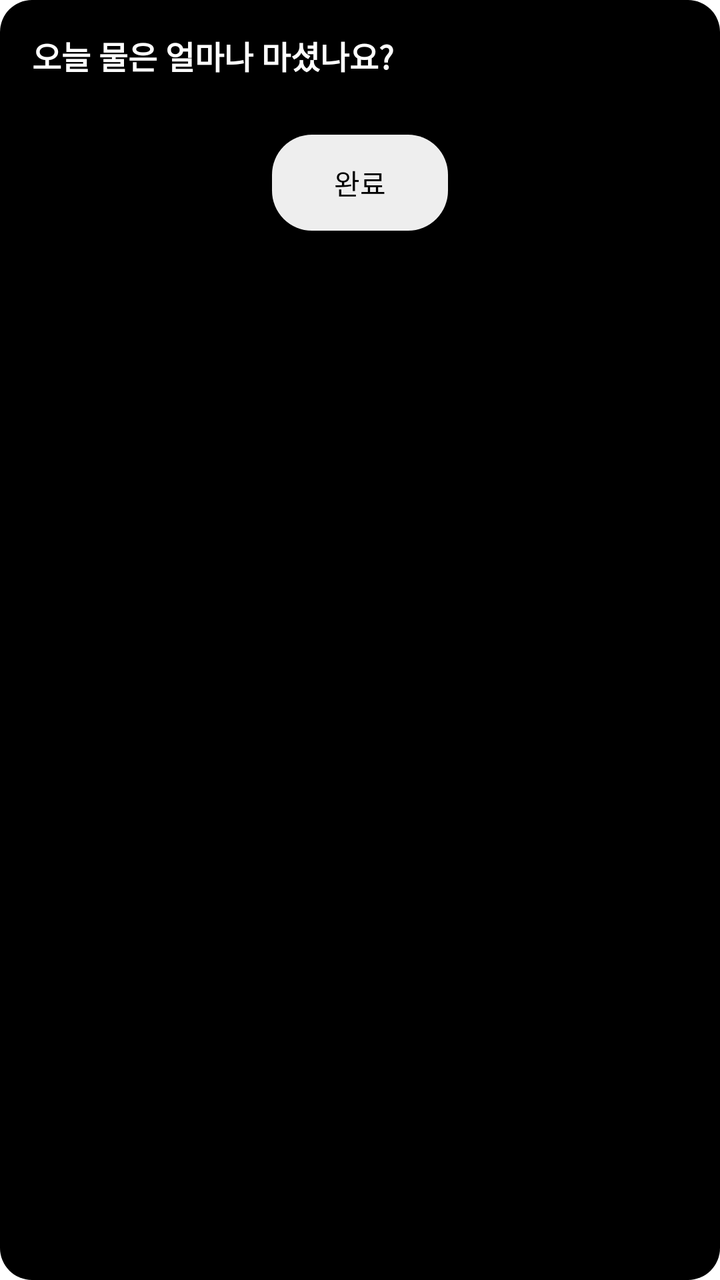
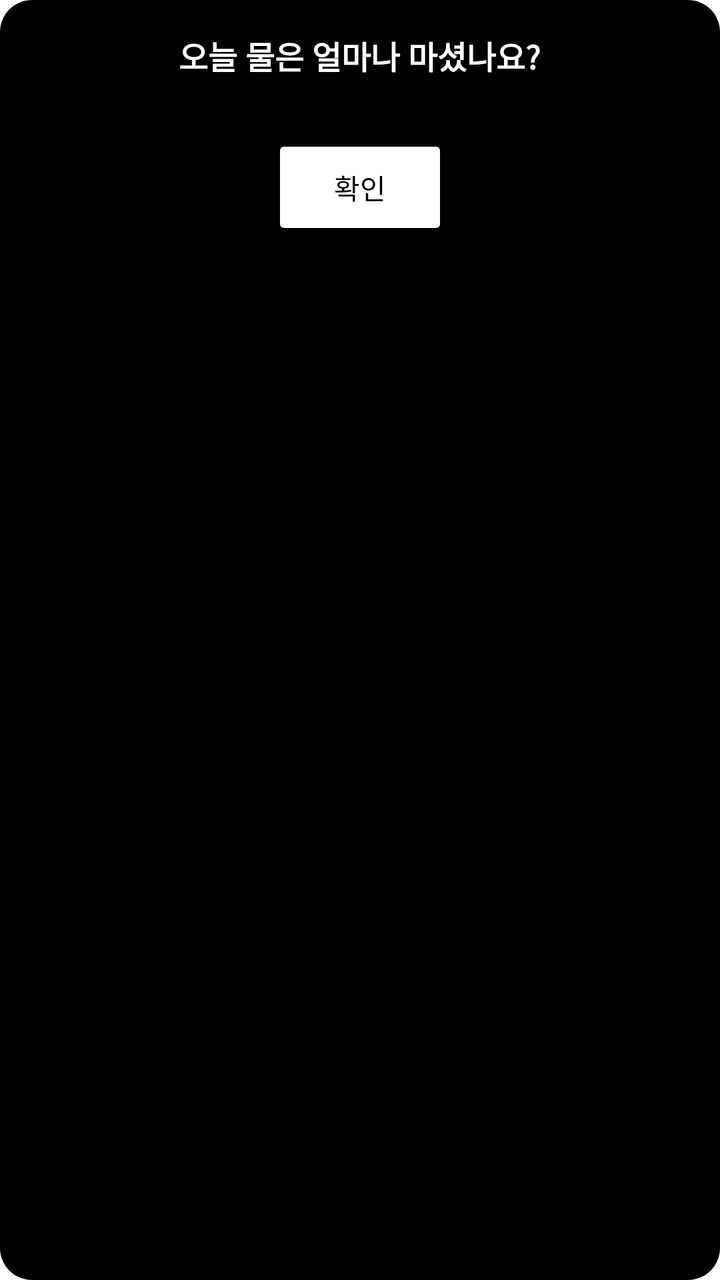

An Android layout rendered at two revisions. The XML below is the earlier revision; the diff shows what the commit changed to produce the second picture.
<!-- AndroidManifest.xml: fallback theme Theme.MaterialComponents.DayNight.NoActionBar -->
<!-- res/layout/water_tracker.xml -->
<LinearLayout xmlns:android="http://schemas.android.com/apk/res/android"
    android:orientation="vertical"
    android:layout_width="match_parent"
    android:layout_height="wrap_content"
    android:background="@drawable/rounded_black_background"
    android:padding="16dp"
    android:layout_marginTop="12dp">

    <TextView
        android:layout_width="wrap_content"
        android:layout_height="wrap_content"
        android:text="오늘 물은 얼마나 마셨나요?"
        android:textColor="#FFFFFF"
        android:textStyle="bold"
        android:textSize="16sp"
        android:layout_marginBottom="12dp" />

    <GridLayout
        android:id="@+id/waterGrid"
        android:layout_width="wrap_content"
        android:layout_height="wrap_content"
        android:columnCount="4"
        android:alignmentMode="alignMargins"
        android:useDefaultMargins="true"
        android:layout_gravity="center_horizontal"
        android:gravity="center_horizontal" />

    <Button
        android:id="@+id/btnCompleteWater"
        android:layout_width="wrap_content"
        android:layout_height="wrap_content"
        android:text="완료"
        android:layout_gravity="center_horizontal"
        android:paddingStart="24dp"
        android:paddingEnd="24dp"
        android:layout_marginTop="16dp"
        android:textColor="#000000"
        android:drawablePadding="8dp"
        android:background="@drawable/chat_bubble"
        android:backgroundTint="@null"
        style="@style/Widget.AppCompat.Button" />

</LinearLayout>
<!-- resources referenced by this layout -->
<resources>
  <!-- drawable chat_bubble (drawable) -->
  <shape xmlns:android="http://schemas.android.com/apk/res/android">
      <solid android:color="#EEEEEE"/>
      <corners android:radius="20dp"/>
  </shape>
  <!-- drawable rounded_black_background (drawable) -->
  <?xml version="1.0" encoding="utf-8"?>
  <shape xmlns:android="http://schemas.android.com/apk/res/android"
      android:shape="rectangle">
  
      <solid android:color="#000000" /> 
      <corners android:radius="16dp" /> 
  </shape>
</resources>

<!-- the commit's change to res/layout/water_tracker.xml (unified diff, before → after) -->
@@ -5,7 +5,6 @@
     android:background="@drawable/rounded_black_background"
     android:padding="16dp"
     android:layout_marginTop="12dp">
-
     <TextView
         android:layout_width="wrap_content"
         android:layout_height="wrap_content"
@@ -13,7 +12,8 @@
         android:textColor="#FFFFFF"
         android:textStyle="bold"
         android:textSize="16sp"
-        android:layout_marginBottom="12dp" />
+        android:layout_marginBottom="12dp"
+        android:layout_gravity="center_horizontal" />
 
     <GridLayout
         android:id="@+id/waterGrid"
@@ -25,19 +25,14 @@
         android:layout_gravity="center_horizontal"
         android:gravity="center_horizontal" />
 
-    <Button
+    <androidx.appcompat.widget.AppCompatButton
         android:id="@+id/btnCompleteWater"
         android:layout_width="wrap_content"
         android:layout_height="wrap_content"
-        android:text="완료"
-        android:layout_gravity="center_horizontal"
-        android:paddingStart="24dp"
-        android:paddingEnd="24dp"
+        android:text="확인"
+        android:textColor="@android:color/black"
+        android:backgroundTint="@color/white"
+        android:padding="16dp"
         android:layout_marginTop="16dp"
-        android:textColor="#000000"
-        android:drawablePadding="8dp"
-        android:background="@drawable/chat_bubble"
-        android:backgroundTint="@null"
-        style="@style/Widget.AppCompat.Button" />
-
+        android:layout_gravity="center_horizontal" />
 </LinearLayout>
<!-- resource entries referenced after the edit -->
@@ -1,10 +1,6 @@
 <!-- resources referenced by this layout -->
 <resources>
-  <!-- drawable chat_bubble (drawable) -->
-  <shape xmlns:android="http://schemas.android.com/apk/res/android">
-      <solid android:color="#EEEEEE"/>
-      <corners android:radius="20dp"/>
-  </shape>
+  <color name="white">#FFFFFFFF</color>
   <!-- drawable rounded_black_background (drawable) -->
   <?xml version="1.0" encoding="utf-8"?>
   <shape xmlns:android="http://schemas.android.com/apk/res/android"
@@ -13,5 +9,20 @@
       <solid android:color="#000000" /> 
       <corners android:radius="16dp" /> 
   </shape>
+  <style name="Theme.IT_contest" parent="Theme.MaterialComponents.DayNight.NoActionBar">
+          
+          <item name="colorPrimary">@color/black</item>
+          <item name="colorPrimaryVariant">@color/black</item>
+          <item name="colorOnPrimary">@android:color/white</item>
+  
+          <item name="colorSecondary">@color/black</item>
+          <item name="colorSecondaryVariant">@color/black</item>
+          <item name="colorOnSecondary">@android:color/white</item>
+  
+          
+          <item name="colorControlActivated">@color/black</item>
+          <item name="colorAccent">@color/black</item>
+      </style>
+  <color name="black">#FF000000</color>
 </resources>
 
